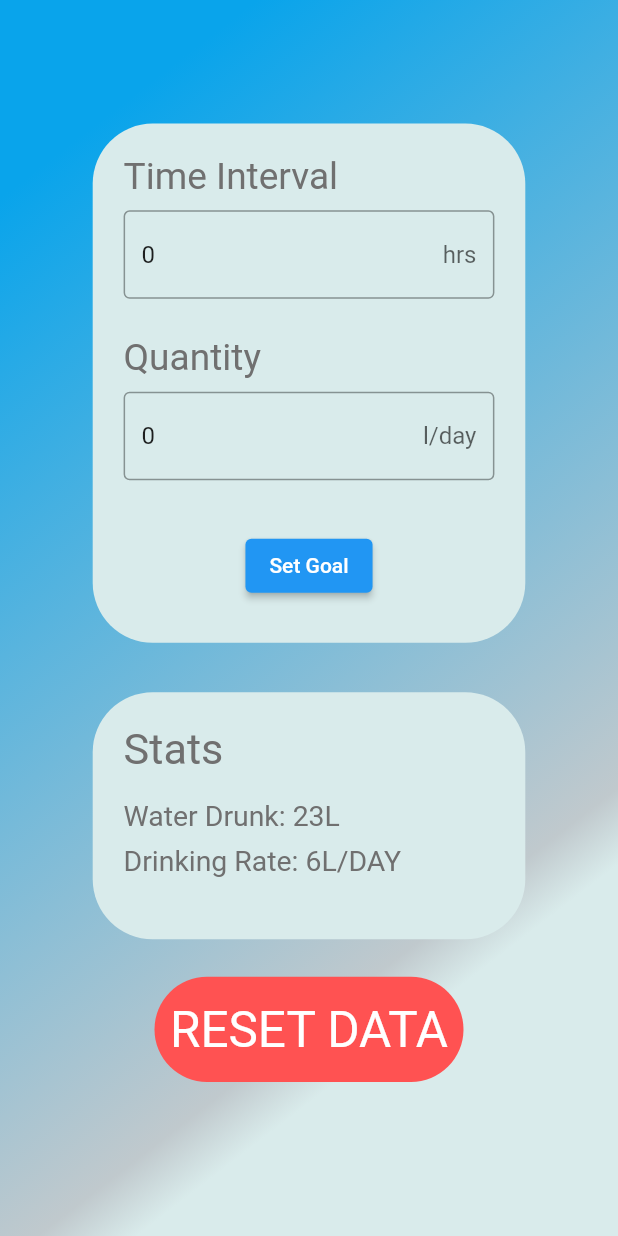
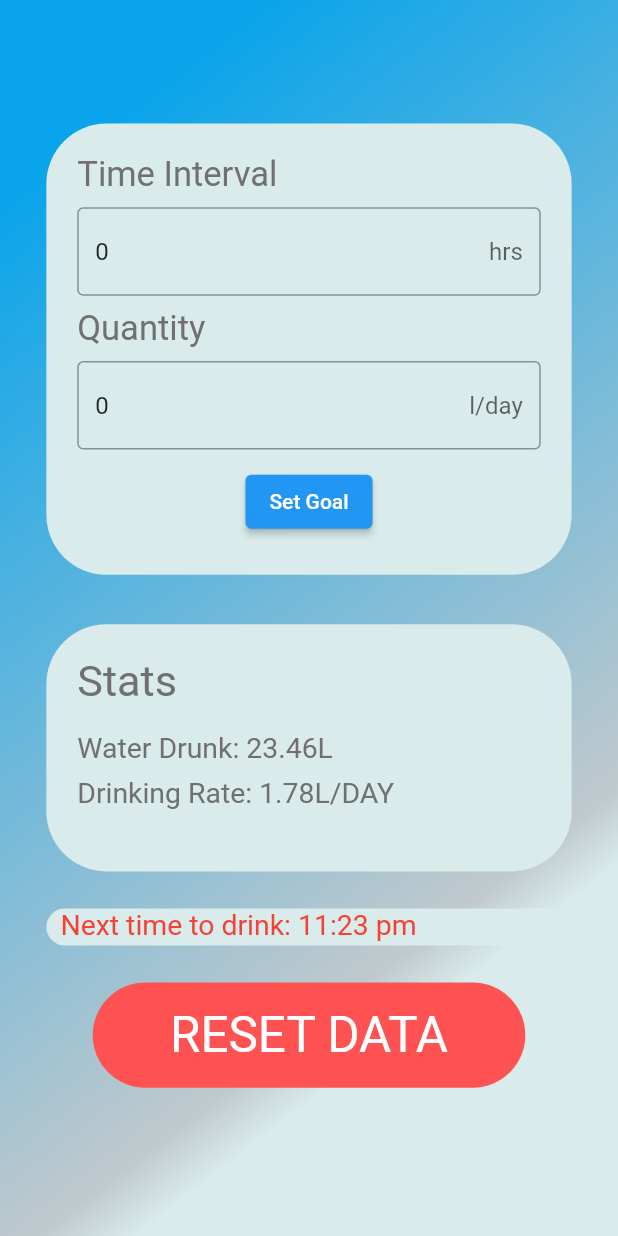
Before and after one commit to shashank3107/water_goals, a Flutter app: the screen it shows after launch, after a tap on "Tap to Continue", on a phone screen of 412 x 824 dp. Run offline on Flutter 3.47's test engine with Material 2 defaults, Android fonts, the light colour scheme and no system bars; our stand-ins replace shared_preferences; Roboto replaces fonts that are missing (Segoe UI).

Commit message:
UI changes

```diff
--- a/lib/main.dart
+++ b/lib/main.dart
@@ -1,29 +1,13 @@
 import 'package:flutter/material.dart';
-import 'package:flutter_local_notifications/flutter_local_notifications.dart';
 import 'package:shared_preferences/shared_preferences.dart';
 import 'package:water_goals/screens/homescreen.dart';
-import 'package:timezone/timezone.dart' as tz;
-
-final FlutterLocalNotificationsPlugin flutterLocalNotificationsPlugin = FlutterLocalNotificationsPlugin();
+import 'dart:async';
 
 
 void main()async{
   WidgetsFlutterBinding.ensureInitialized();
 
-  var initializationSettingsAndroid =AndroidInitializationSettings('water');
-
-  final InitializationSettings initializationSettings = InitializationSettings(
-    android: initializationSettingsAndroid
-  );
-
-  await flutterLocalNotificationsPlugin.initialize(initializationSettings,
-  onSelectNotification: (String ?payload)async{
-        if(payload != null){
-          debugPrint('notification payload: ' + payload);
-        }
-  });
-
-  runApp(MaterialApp(
+    runApp(MaterialApp(
 
       debugShowCheckedModeBanner: false,
       home: PrimaryScreen(),
@@ -55,7 +39,7 @@ class _PrimaryScreenState extends State<PrimaryScreen> {
   Widget build(BuildContext context) {
     return Center(
       child: ElevatedButton(child: Text("Tap to Continue"), onPressed: (){
-        startNotification();
+      //  startNotification();
         Navigator.pushReplacement(
     context,
     MaterialPageRoute(builder: (context) => HomeScreen(_quantity,_hrs)),
@@ -64,32 +48,32 @@ class _PrimaryScreenState extends State<PrimaryScreen> {
 
     );
   }
-  Future<void> startNotification() async {
+//   Future<void> startNotification() async {
 
-      var scheduleNotificationDateTime =
-          DateTime.now().add(Duration(seconds: 10));
-          var time = tz.TZDateTime.from(
-    scheduleNotificationDateTime,
-    tz.local,
-);
+//       var scheduleNotificationDateTime =
+//           DateTime.now().add(Duration(seconds: 10));
+//           var time = tz.TZDateTime.from(
+//     scheduleNotificationDateTime,
+//     tz.local,
+// );
 
-          var androidPlatformChannelSpecifs = AndroidNotificationDetails(
-            'alarm_notif',
-            'alarm_notif',
-            'Channel for alarm notification',
-            icon: 'water',
-         //   sound: RawResourceAndroidNotificationSound('a_long_cold_sting'),
-            largeIcon: DrawableResourceAndroidBitmap('water'),
-          );
+//           var androidPlatformChannelSpecifs = AndroidNotificationDetails(
+//             'alarm_notif',
+//             'alarm_notif',
+//             'Channel for alarm notification',
+//             icon: 'water',
+//          //   sound: RawResourceAndroidNotificationSound('a_long_cold_sting'),
+//             largeIcon: DrawableResourceAndroidBitmap('water'),
+//           );
 
-          var platformChannelSpecifics =  NotificationDetails(
-            android: androidPlatformChannelSpecifs
-          );
+//           var platformChannelSpecifics =  NotificationDetails(
+//             android: androidPlatformChannelSpecifs
+//           );
 
-          await flutterLocalNotificationsPlugin.zonedSchedule(0,'Blue Time', 'Time to drink water', time, platformChannelSpecifics, androidAllowWhileIdle: true,
-          //payload: payload,
-        uiLocalNotificationDateInterpretation:
-            UILocalNotificationDateInterpretation.absoluteTime,);
+//           await flutterLocalNotificationsPlugin.zonedSchedule(0,'Blue Time', 'Time to drink water', time, platformChannelSpecifics, androidAllowWhileIdle: true,
+//           //payload: payload,
+//         uiLocalNotificationDateInterpretation:
+//             UILocalNotificationDateInterpretation.absoluteTime,);
 
-  }
-}
+//   }
+ }
--- a/lib/screens/homescreen.dart
+++ b/lib/screens/homescreen.dart
@@ -70,8 +70,8 @@ class _HomeScreenState extends State<HomeScreen> {
                     borderRadius: BorderRadius.all(Radius.circular(40)),
                     color: Color.fromRGBO(217, 235, 235, 1),
                 ),
-                height: height * 42,
-                width: width * 70,
+                height: height *36.5,
+                width: width * 85,
 
                 child: Form(
                   key: _formKey,
@@ -85,7 +85,7 @@ class _HomeScreenState extends State<HomeScreen> {
                     'Time Interval',
                     style: TextStyle(
                       fontFamily: 'Segoe UI',
-                      fontSize: height * 3,
+                      fontSize: height * 2.8,
                       color: const Color(0xFF707070),
                     ),),
                     SizedBox(height: height * 1,),
@@ -106,12 +106,12 @@ class _HomeScreenState extends State<HomeScreen> {
                         _hrs = int.parse(quantity!);
                       },
                     ),
-                    SizedBox(height: height * 3,),
+                    SizedBox(height: height ,),
                     Text(
                     'Quantity',
                     style: TextStyle(
                       fontFamily: 'Segoe UI',
-                      fontSize: height * 3,
+                      fontSize: height * 2.8,
                       color: const Color(0xFF707070),
                     ),),
                     SizedBox(height: height * 1,),
@@ -132,7 +132,7 @@ class _HomeScreenState extends State<HomeScreen> {
                         _quantity = int.parse(quantity!);
                       },
                     ),
-                     SizedBox(height: height * 4),
+                     SizedBox(height: height  * 1.3),
                     Center(
                       child: ElevatedButton(onPressed: () async {
                          if(_formKey.currentState!.validate()){
@@ -159,7 +159,7 @@ class _HomeScreenState extends State<HomeScreen> {
                     color: Color.fromRGBO(217, 235, 235, 1),
                 ),
                 height: height * 20,
-                width: width * 70,
+                width: width * 85,
                 child: Padding(
                   padding: EdgeInsets.all(height * 2.5),
                   child: Column(
@@ -175,7 +175,7 @@ class _HomeScreenState extends State<HomeScreen> {
 
                       SizedBox(height: height * 2,),
                             Text(
-                      'Water Drunk: 23L',
+                      'Water Drunk: 23.46L',
                       style: TextStyle(
                         fontFamily: 'Segoe UI',
                         fontSize: height * 2.3,
@@ -185,7 +185,7 @@ class _HomeScreenState extends State<HomeScreen> {
                       SizedBox(height: height * 1,),
 
       Text(
-                      'Drinking Rate: 6L/DAY',
+                      'Drinking Rate: 1.78L/DAY',
                       style: TextStyle(
                         fontFamily: 'Segoe UI',
                         fontSize: height * 2.3,
@@ -200,7 +200,23 @@ class _HomeScreenState extends State<HomeScreen> {
                   ],),
                 ),),
 
-                SizedBox(height: 25,),
+                SizedBox(height: height * 3,),
+
+                Container(
+                decoration: BoxDecoration(
+                    borderRadius: BorderRadius.all(Radius.circular(40)),
+                    color: Color.fromRGBO(217, 235, 235, 1),
+                ),
+                height: height * 3,
+                width: width * 85,
+                child: Text("  Next time to drink: 11:23 pm",
+                 style: TextStyle(
+                      fontFamily: 'Segoe UI',
+                      fontSize: height * 2.3,
+                      color: Colors.red,
+                    ),),),
+
+                SizedBox(height: height * 3,),
 
                 Center(
                   child: Container(
@@ -209,7 +225,7 @@ class _HomeScreenState extends State<HomeScreen> {
                       color: Colors.redAccent
                   ),
                   height: height * 8.5,
-                  width: width * 50,
+                  width: width * 70,
                   child: Center(child: Text("RESET DATA", style: TextStyle(
                         fontFamily: 'Segoe UI',
                         fontSize: height * 4,
--- a/pubspec.yaml
+++ b/pubspec.yaml
@@ -28,7 +28,6 @@ dependencies:
   # The following adds the Cupertino Icons font to your application.
   # Use with the CupertinoIcons class for iOS style icons.
   cupertino_icons: ^1.0.2
-  flutter_local_notifications: ^6.0.0
   shared_preferences: ^2.0.6
 
 
```
Also changed, not shown: pubspec.lock.
